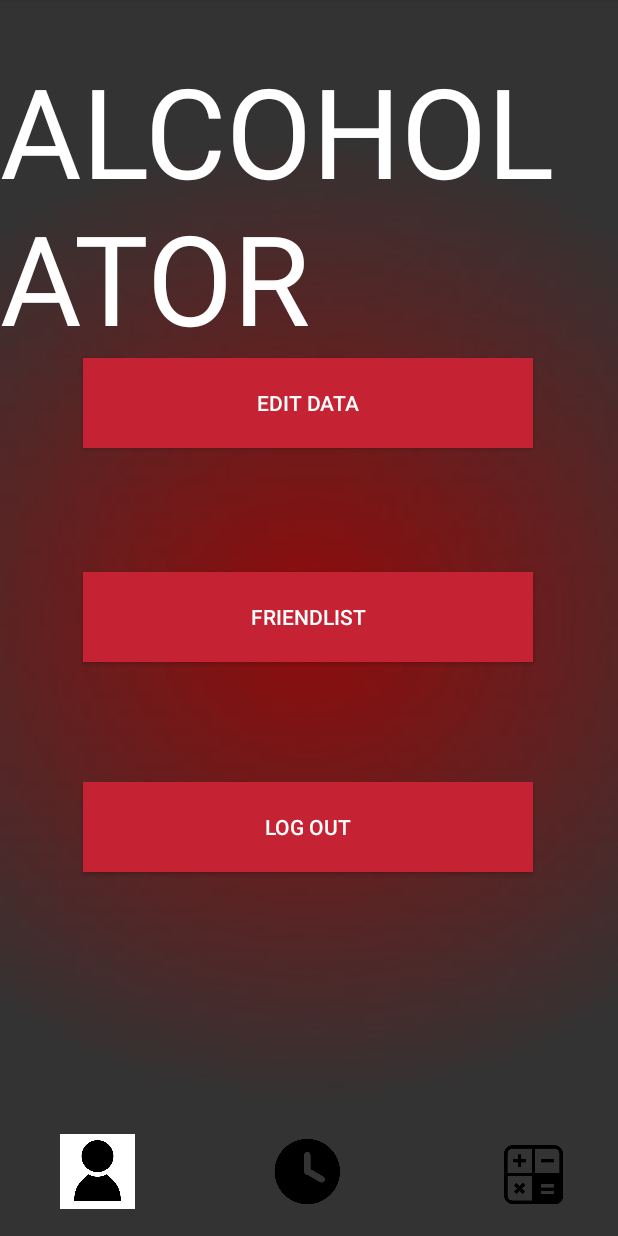
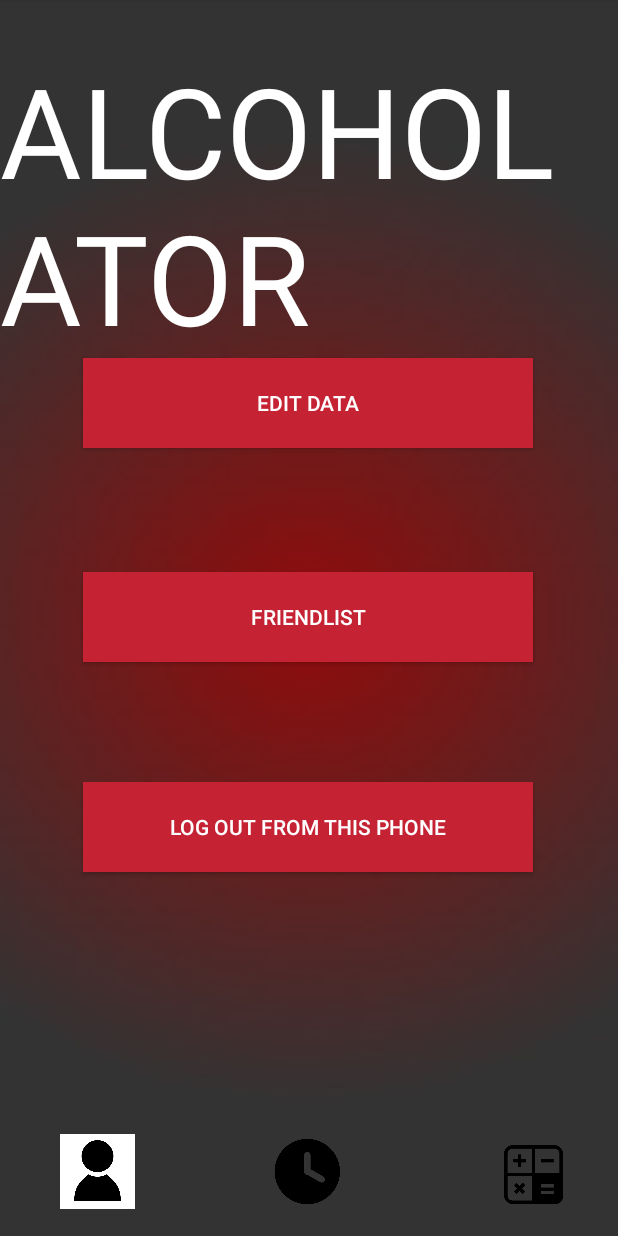
Before and after one commit to jeffthechristian/MPI2-COURSEWORK, an Android app: the ProfileActivity screen opened directly, with no data from a screen before it, on a phone screen of 412 x 824 dp. Run offline under Robolectric (Android 15) with nearby library versions, the phone set to English and light mode, and no system bars; our stand-ins replace Firebase (no records; nobody signed in at launch, a user with empty details on screens opened directly).

Commit message:
just doing sleepy stuff

```diff
--- a/Alcholator/app/src/main/res/layout/activity_profile.xml
+++ b/Alcholator/app/src/main/res/layout/activity_profile.xml
@@ -41,7 +41,7 @@
         android:layout_width="300dp"
         android:layout_height="60dp"
         android:background="@drawable/button_style"
-        android:text="LOG OUT"
+        android:text="LOG OUT FROM THIS PHONE"
         android:textColor="@color/white"
         app:layout_constraintBottom_toBottomOf="parent"
         app:layout_constraintEnd_toEndOf="parent"
```
Also changed, not shown: Alcholator/app/src/main/java/com/example/alcholator/SigninActivity.java (+6 -6 lines).
